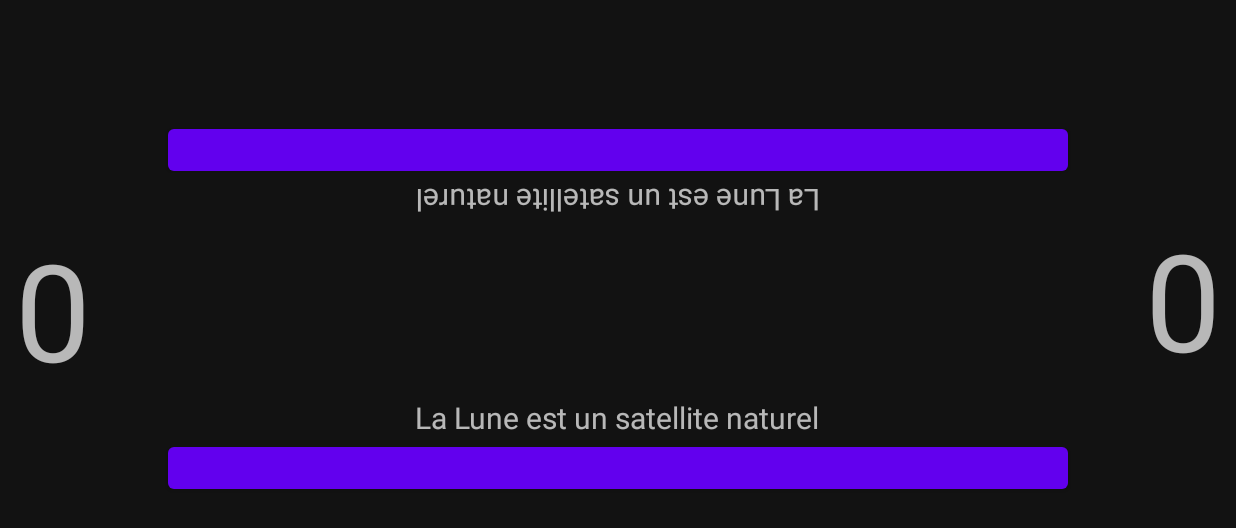
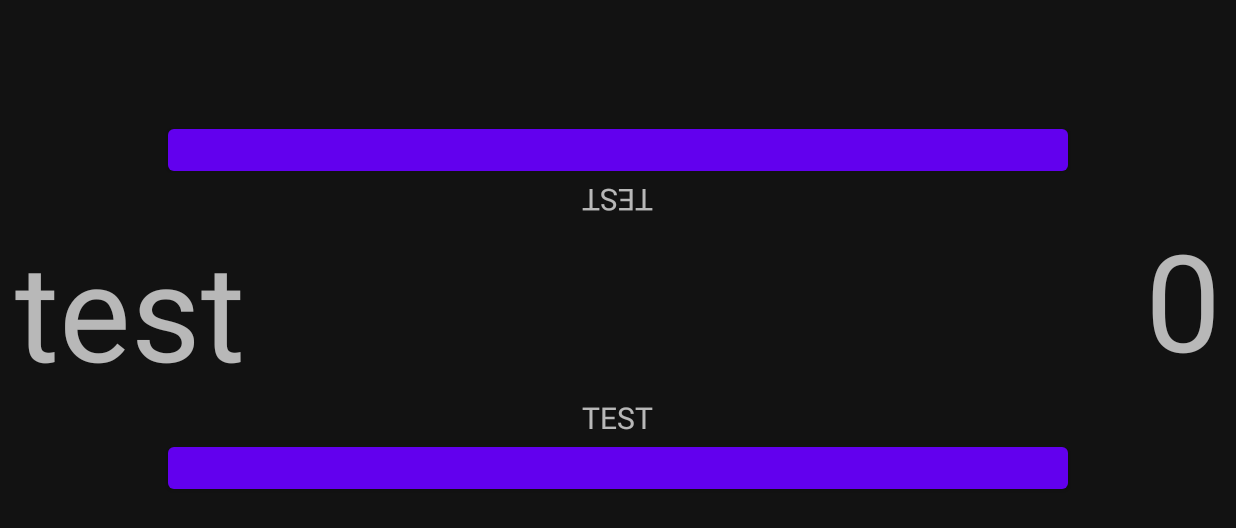
Before and after one commit to rettuba/2020-JER-SpeedQuiz-rettuba, an Android app: the screen it shows after launch (MainActivity), after a tap on an icon or button, on a phone screen of 824 x 412 dp (held sideways). Shown: the top 528 px of the screen. Run offline under Robolectric (Android 15) with nearby library versions, the phone set to English and light mode, and no system bars; 1 statement that could not run was skipped; 1 other tap on this screen came first.

Commit message:
Màj du dépôt

```diff
--- a/app/src/main/java/com/rettuba/speedquiz/MainActivity.java
+++ b/app/src/main/java/com/rettuba/speedquiz/MainActivity.java
@@ -2,9 +2,12 @@ package com.rettuba.speedquiz;
 
 import androidx.appcompat.app.AppCompatActivity;
 
+import android.annotation.SuppressLint;
 import android.content.Intent;
 import android.graphics.Color;
 import android.os.Bundle;
+import android.os.CountDownTimer;
+import android.os.Handler;
 import android.view.View;
 import android.widget.TextView;
 
@@ -42,6 +45,14 @@ public class MainActivity extends AppCompatActivity {
     private TextView Questions_Joueur1;
     private TextView Questions_Joueur2;
 
+    private int compteur;
+
+    Runnable questionRunnable = null;
+    Handler handler;
+    QuestionManager questionManager;
+    Question question;
+
+
     @Override
     protected void onCreate(Bundle savedInstanceState) {
         super.onCreate(savedInstanceState);
@@ -67,7 +78,6 @@ public class MainActivity extends AppCompatActivity {
         BT_Menu.setVisibility(View.GONE);
         BT_Rejouer.setVisibility(View.GONE);
 
-
         /**Récupérer le nom des joueurs**/
         Intent resultActivity = getIntent();
         String nom_joueur1 = resultActivity.getStringExtra("nom_joueur1");
@@ -76,6 +86,7 @@ public class MainActivity extends AppCompatActivity {
         /**Afficher le nom des joueurs**/
         Nom_Joueur1.setText(nom_joueur1);
         Nom_Joueur2.setText(nom_joueur2);
+
 
         /**Lors du clique sur le bouton d'un des deux joueurs, rendre l'autre grisé**/
         /*BT_Joueur1.setOnClickListener(new View.OnClickListener() {
@@ -94,7 +105,10 @@ public class MainActivity extends AppCompatActivity {
             }
         });*/
 
-    QuestionManager maQuestion = new QuestionManager();
+        startNewGame();
+
+
+        QuestionManager maQuestion = new QuestionManager();
 
         ArrayList question = Source.listeDeQuestions();
         ArrayList reponse = Source.listeDesReponses();
@@ -103,11 +117,13 @@ public class MainActivity extends AppCompatActivity {
             @Override
             public void onClick(View v) {
 
-                if (question.size() == 0) {
+                if (question.isEmpty()) {
                     Questions_Joueur1.setText("Fini ! Il est bien mon jeu hein :)");
                 } else {
                     Questions_Joueur1.setText(maQuestion.getQuestion());
-                    QuestionManager.removeQuestionReponse(question,reponse,Questions_Joueur1.getText().toString());
+                    QuestionManager.removeQuestionReponse(question, reponse, Questions_Joueur1.getText().toString());
+                    compteurPoint(maQuestion.getReponse());
+                    Compteur_Joueur1.setText("test");
                 }
                 Questions_Joueur2.setText(Questions_Joueur1.getText());
             }
@@ -121,10 +137,99 @@ public class MainActivity extends AppCompatActivity {
                     Questions_Joueur1.setText("Fini ! Il est bien mon jeu hein :)");
                 } else {
                     Questions_Joueur1.setText(maQuestion.getQuestion());
-                    QuestionManager.removeQuestionReponse(question,reponse,Questions_Joueur1.getText().toString());
+                    QuestionManager.removeQuestionReponse(question, reponse, Questions_Joueur1.getText().toString());
+                    Compteur_Joueur1.setText("test");
                 }
                 Questions_Joueur2.setText(Questions_Joueur1.getText());
             }
         });
     }
+    private void startNewGame() { startCountDownTimer();}
+
+    private void startQuestionIterative() {
+        handler = new Handler();
+        questionRunnable = new Runnable() {
+            @Override
+            public void run() {
+                if(questionManager.isLastQuestion(Source.listeDeQuestions())) {
+                    resultatFinal(Integer.parseInt(Questions_Joueur1.getText().toString()), Integer.parseInt(Questions_Joueur2.getText().toString()));
+                    handler.removeCallbacks(this);
+                    displayMenuButton();
+                }else{
+                    unlockPlayer();
+                    startNewQuestionList();
+                    handler.postDelayed(this, 2000);
+                }
+            }
+        };
+        handler.postDelayed(questionRunnable, 1000);
+    }
+
+    public void startNewQuestionList(){
+        Questions_Joueur1.setText("TEST");
+        Questions_Joueur2.setText("TEST");
+    }
+
+    public void resultatFinal(int ptsJoueur1, int ptsJoueur2){
+
+        if(ptsJoueur1 > ptsJoueur2){
+            Questions_Joueur1.setText("Gagné");
+            Questions_Joueur2.setText("Perdu");
+        }
+        else if(ptsJoueur1 > ptsJoueur2){
+            Questions_Joueur1.setText("Perdu");
+            Questions_Joueur2.setText("Gagné");
+        }else{
+            Questions_Joueur1.setText("Egalité");
+            Questions_Joueur2.setText("Egalité");
+        }
+
+    }
+
+    private void startCountDownTimer(){
+        new CountDownTimer(6000,1000){
+
+            public void onTick(long millisUntilFinished) {
+                Questions_Joueur1.setText(""+millisUntilFinished / 1000);
+                Questions_Joueur2.setText(""+millisUntilFinished / 1000);
+            }
+
+            public void onFinish(){
+                Questions_Joueur1.setText("GO");
+                Questions_Joueur2.setText("GO");
+                startQuestionIterative();
+            }
+        }.start();
+    }
+
+    private void restartNewGame(Runnable questionRunnable){
+        questionManager = new QuestionManager();
+        hideMenuButton();
+        resetScore();
+        startNewGame();
+    }
+    public void displayMenuButton(){
+        BT_Joueur1.setVisibility(View.VISIBLE);
+        BT_Joueur2.setVisibility(View.VISIBLE);
+    }
+    public void hideMenuButton(){
+        BT_Rejouer.setVisibility(View.GONE);
+        BT_Menu.setVisibility(View.GONE);
+    }
+    public void resetScore(){
+        Compteur_Joueur1.setText("0");
+        Compteur_Joueur2.setText("0");
+    }
+
+    public void unlockPlayer(){
+        BT_Joueur1.setEnabled(true);
+        BT_Joueur2.setEnabled(true);
+    }
+
+    private int compteurPoint(int reponse){
+        if (reponse == 1){
+            compteur ++;
+        }
+        return compteur;
+    }
 }
--- a/app/src/main/java/com/rettuba/speedquiz/Question.java
+++ b/app/src/main/java/com/rettuba/speedquiz/Question.java
@@ -1,4 +1,6 @@
 package com.rettuba.speedquiz;
+
+import android.database.Cursor;
 
 import androidx.appcompat.app.AppCompatActivity;
 
@@ -8,7 +10,17 @@ public class Question extends AppCompatActivity {
 
 
     private String question;
-    private boolean reponse;
+    private int reponse;
+    public Question(){};
+
+    /**
+     * @param question
+     * @param reponse
+     */
+    public Question(String question, int reponse){
+        this.question = question;
+        this.reponse = reponse;
+    }
 
     public void setQuestion(String question) {
         this.question = question;
@@ -20,12 +32,12 @@ public class Question extends AppCompatActivity {
 
     }
 
-    public void setReponse(boolean reponse) {
+    public void setReponse(int reponse) {
         this.reponse =  reponse;
 
     }
 
-    public boolean getReponse() {
+    public int getReponse() {
         return reponse;
 
     }
--- a/app/src/main/java/com/rettuba/speedquiz/QuestionManager.java
+++ b/app/src/main/java/com/rettuba/speedquiz/QuestionManager.java
@@ -1,7 +1,6 @@
 package com.rettuba.speedquiz;
 
 import androidx.appcompat.app.AppCompatActivity;
-import androidx.core.app.ComponentActivity;
 
 import java.util.ArrayList;
 
@@ -24,9 +23,9 @@ public class QuestionManager extends AppCompatActivity {
         return questionRandom;
     }
 
-    public static boolean reponseAleatoire(ArrayList listeReponse) {
+    public static int reponseAleatoire(ArrayList listeReponse) {
 
-        return (boolean) listeReponse.get(numeroAleatoire());
+        return (int) listeReponse.get(numeroAleatoire());
     }
 
     /**
@@ -40,13 +39,20 @@ public class QuestionManager extends AppCompatActivity {
 
     }
 
+    public boolean isLastQuestion(ArrayList<Question> questionList){
+        if(questionList.isEmpty()){
+            return true;
+        }
+        return false;
+    }
+
     public String getQuestion() {
         maQuestion.setQuestion(questionAleatoire(Source.listeDeQuestions()));
         return maQuestion.getQuestion();
 
     }
 
-    public boolean getReponse() {
+    public int getReponse() {
         maQuestion.setReponse(reponseAleatoire(Source.listeDesReponses()));
         return maQuestion.getReponse();
 
--- a/app/src/main/java/com/rettuba/speedquiz/Source.java
+++ b/app/src/main/java/com/rettuba/speedquiz/Source.java
@@ -24,15 +24,15 @@ public class Source extends AppCompatActivity {
 
     public static ArrayList listeDesReponses() {
 
-        ArrayList<Boolean> Reponse = new ArrayList<Boolean>();
+        ArrayList<Integer> Reponse = new ArrayList<Integer>();
 
-        Reponse.add(false);
-        Reponse.add(false);
-        Reponse.add(true);
-        Reponse.add(true);
-        Reponse.add(false);
-        Reponse.add(true);
-        Reponse.add(false);
+        Reponse.add(0);
+        Reponse.add(0);
+        Reponse.add(1);
+        Reponse.add(1);
+        Reponse.add(0);
+        Reponse.add(1);
+        Reponse.add(0);
 
 
         return Reponse;
```
Also changed, not shown: app/src/main/java/com/rettuba/speedquiz/menu_speed_quiz.java (+9 -11 lines).
